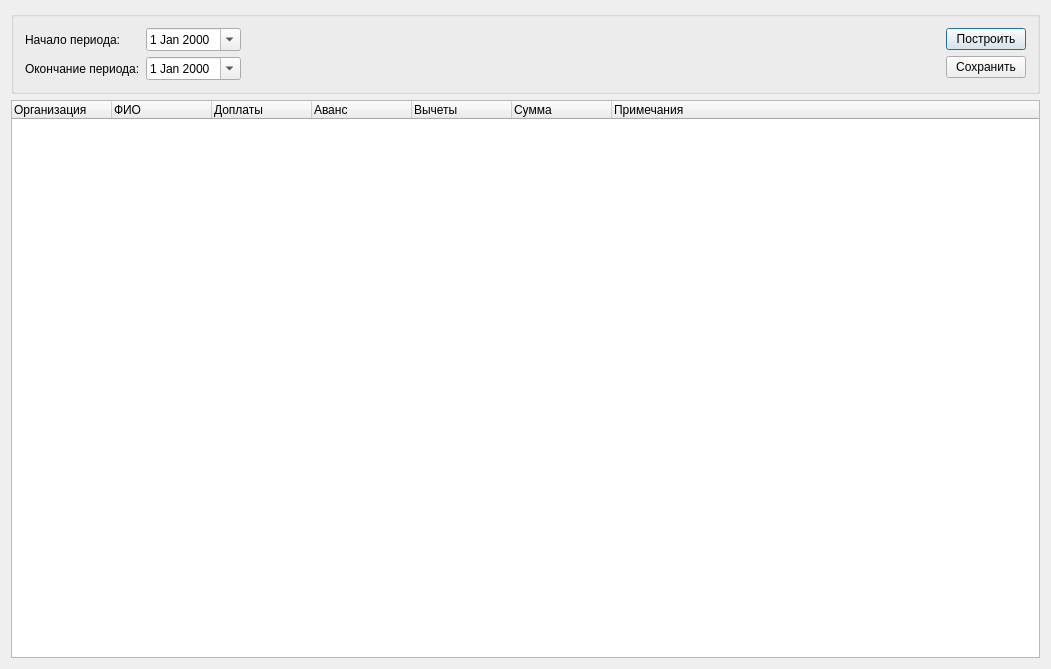
The window that src/zprotokol.ui (SergeyZaz/DSV) describes before a commit, drawn with Qt 5.
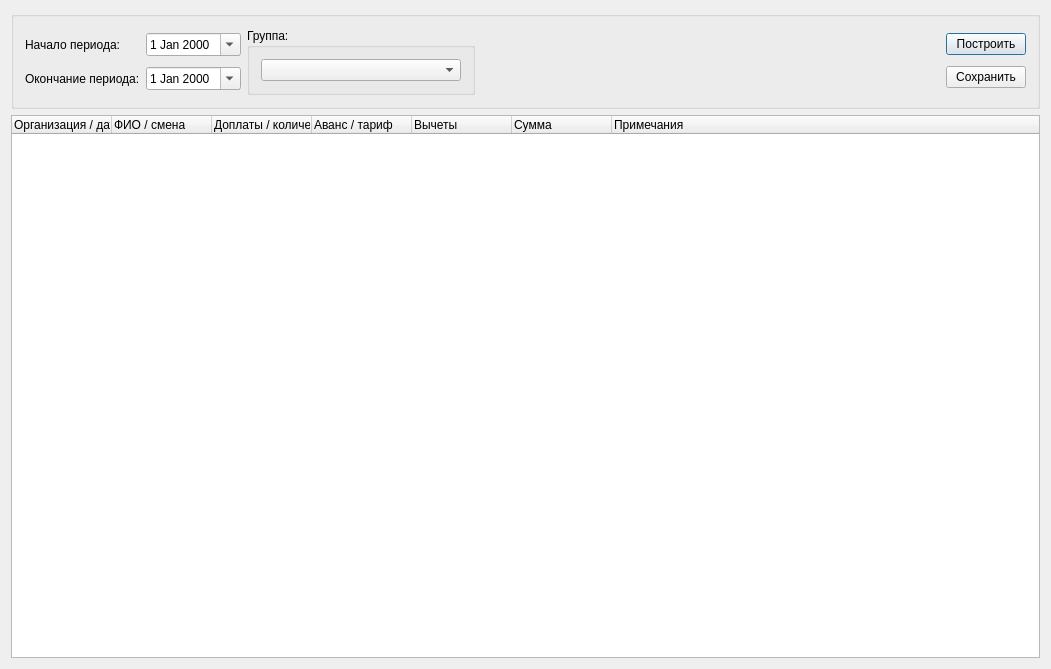
The same window after the commit. Icons and pictures are not drawn.

```diff
--- a/src/zprotokol.ui
+++ b/src/zprotokol.ui
@@ -56,6 +56,25 @@
         </item>
        </layout>
       </item>
+      <item>
+       <widget class="QGroupBox" name="groupBox_2">
+        <property name="title">
+         <string>Группа:</string>
+        </property>
+        <layout class="QGridLayout" name="gridLayout_2">
+         <item row="0" column="0">
+          <widget class="QComboBox" name="cboFilter">
+           <property name="minimumSize">
+            <size>
+             <width>200</width>
+             <height>0</height>
+            </size>
+           </property>
+          </widget>
+         </item>
+        </layout>
+       </widget>
+      </item>
       <item>
        <spacer name="horizontalSpacer">
         <property name="orientation">
@@ -100,22 +119,22 @@
      </property>
      <column>
       <property name="text">
-       <string notr="true">Организация</string>
+       <string notr="true">Организация / дата</string>
       </property>
      </column>
      <column>
       <property name="text">
-       <string>ФИО</string>
+       <string>ФИО / смена</string>
       </property>
      </column>
      <column>
       <property name="text">
-       <string>Доплаты</string>
+       <string>Доплаты / количество</string>
       </property>
      </column>
      <column>
       <property name="text">
-       <string>Аванс</string>
+       <string>Аванс / тариф</string>
       </property>
      </column>
      <column>
```
